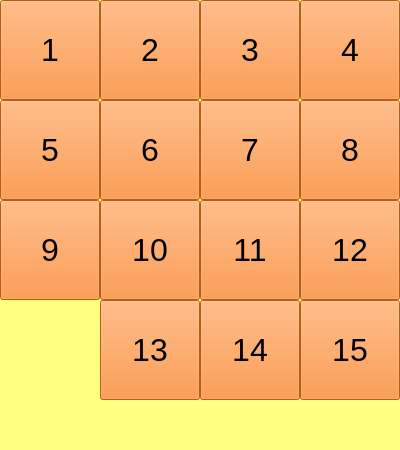
Above: NightmareRealm/mainwindow.ui from GrigoryPA/TagGame before the change. Below: the same form after it.
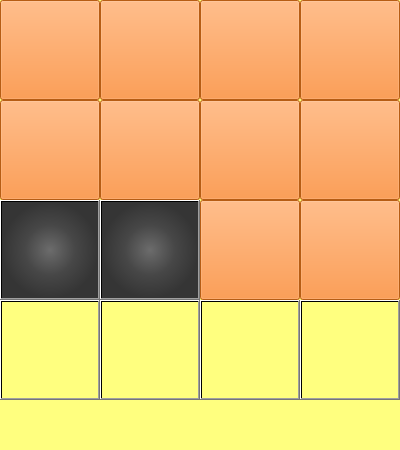
That is the form after the change.

```diff
--- a/NightmareRealm/mainwindow.ui
+++ b/NightmareRealm/mainwindow.ui
@@ -40,7 +40,7 @@
 </string>
     </property>
     <property name="text">
-     <string>1</string>
+     <string/>
     </property>
    </widget>
    <widget class="QPushButton" name="pushButton_2">
@@ -66,7 +66,7 @@
 </string>
     </property>
     <property name="text">
-     <string>2</string>
+     <string/>
     </property>
    </widget>
    <widget class="QPushButton" name="pushButton_3">
@@ -92,7 +92,7 @@
 </string>
     </property>
     <property name="text">
-     <string>3</string>
+     <string/>
     </property>
    </widget>
    <widget class="QPushButton" name="pushButton_4">
@@ -118,7 +118,7 @@
 </string>
     </property>
     <property name="text">
-     <string>4</string>
+     <string/>
     </property>
    </widget>
    <widget class="QPushButton" name="pushButton_9">
@@ -144,7 +144,7 @@
 </string>
     </property>
     <property name="text">
-     <string>12</string>
+     <string/>
     </property>
    </widget>
    <widget class="QPushButton" name="pushButton_10">
@@ -170,7 +170,7 @@
 </string>
     </property>
     <property name="text">
-     <string>11</string>
+     <string/>
     </property>
    </widget>
    <widget class="QPushButton" name="pushButton_11">
@@ -191,12 +191,13 @@
      </font>
     </property>
     <property name="styleSheet">
-     <string notr="true">background-color: rgb(255, 130, 28);
+     <string notr="true">
+background-color: qradialgradient(spread:pad, cx:0.5, cy:0.5, radius:0.5, fx:0.5, fy:0.5, stop:0 rgba(108, 108, 108, 255), stop:0.522472 rgba(71, 71, 71, 255), stop:1 rgba(53, 53, 53, 255));
 color: rgb(0, 0, 0);
 </string>
     </property>
     <property name="text">
-     <string>10</string>
+     <string/>
     </property>
    </widget>
    <widget class="QPushButton" name="pushButton_12">
@@ -217,12 +218,13 @@
      </font>
     </property>
     <property name="styleSheet">
-     <string notr="true">background-color: rgb(255, 130, 28);
+     <string notr="true">
+background-color: qradialgradient(spread:pad, cx:0.5, cy:0.5, radius:0.5, fx:0.5, fy:0.5, stop:0 rgba(108, 108, 108, 255), stop:0.522472 rgba(71, 71, 71, 255), stop:1 rgba(53, 53, 53, 255));
 color: rgb(0, 0, 0);
 </string>
     </property>
     <property name="text">
-     <string>9</string>
+     <string/>
     </property>
    </widget>
    <widget class="QPushButton" name="pushButton_13">
@@ -243,12 +245,11 @@
      </font>
     </property>
     <property name="styleSheet">
-     <string notr="true">background-color: rgb(255, 130, 28);
-color: rgb(0, 0, 0);
+     <string notr="true">background-color: qradialgradient(spread:pad, cx:0.5, cy:0.5, radius:1.585, fx:0.5, fy:0.5, stop:1 rgba(255, 255, 255, 0));
 </string>
     </property>
     <property name="text">
-     <string>15</string>
+     <string/>
     </property>
    </widget>
    <widget class="QPushButton" name="pushButton_14">
@@ -269,12 +270,11 @@
      </font>
     </property>
     <property name="styleSheet">
-     <string notr="true">background-color: rgb(255, 130, 28);
-color: rgb(0, 0, 0);
+     <string notr="true">background-color: qradialgradient(spread:pad, cx:0.5, cy:0.5, radius:1.585, fx:0.5, fy:0.5, stop:1 rgba(255, 255, 255, 0));
 </string>
     </property>
     <property name="text">
-     <string>14</string>
+     <string/>
     </property>
    </widget>
    <widget class="QPushButton" name="pushButton_15">
@@ -295,12 +295,11 @@
      </font>
     </property>
     <property name="styleSheet">
-     <string notr="true">background-color: rgb(255, 130, 28);
-color: rgb(0, 0, 0);
+     <string notr="true">background-color: qradialgradient(spread:pad, cx:0.5, cy:0.5, radius:1.585, fx:0.5, fy:0.5, stop:1 rgba(255, 255, 255, 0));
 </string>
     </property>
     <property name="text">
-     <string>13</string>
+     <string/>
     </property>
    </widget>
    <widget class="QPushButton" name="pushButton_5">
@@ -326,7 +325,7 @@
 </string>
     </property>
     <property name="text">
-     <string>6</string>
+     <string/>
     </property>
    </widget>
    <widget class="QPushButton" name="pushButton_6">
@@ -352,7 +351,7 @@
 </string>
     </property>
     <property name="text">
-     <string>7</string>
+     <string/>
     </property>
    </widget>
    <widget class="QPushButton" name="pushButton_7">
@@ -378,7 +377,7 @@
 </string>
     </property>
     <property name="text">
-     <string>5</string>
+     <string/>
     </property>
    </widget>
    <widget class="QPushButton" name="pushButton_8">
@@ -404,7 +403,35 @@
 </string>
     </property>
     <property name="text">
-     <string>8</string>
+     <string/>
+    </property>
+   </widget>
+   <widget class="QPushButton" name="voidButton_1">
+    <property name="geometry">
+     <rect>
+      <x>0</x>
+      <y>300</y>
+      <width>100</width>
+      <height>100</height>
+     </rect>
+    </property>
+    <property name="font">
+     <font>
+      <family>MS UI Gothic</family>
+      <pointsize>24</pointsize>
+      <weight>50</weight>
+      <bold>false</bold>
+     </font>
+    </property>
+    <property name="toolTipDuration">
+     <number>-1</number>
+    </property>
+    <property name="styleSheet">
+     <string notr="true">background-color: qradialgradient(spread:pad, cx:0.5, cy:0.5, radius:1.585, fx:0.5, fy:0.5, stop:1 rgba(255, 255, 255, 0));
+</string>
+    </property>
+    <property name="text">
+     <string/>
     </property>
    </widget>
   </widget>
```
Left out of the diff: 19 changed lines with no effect on the pictures.
